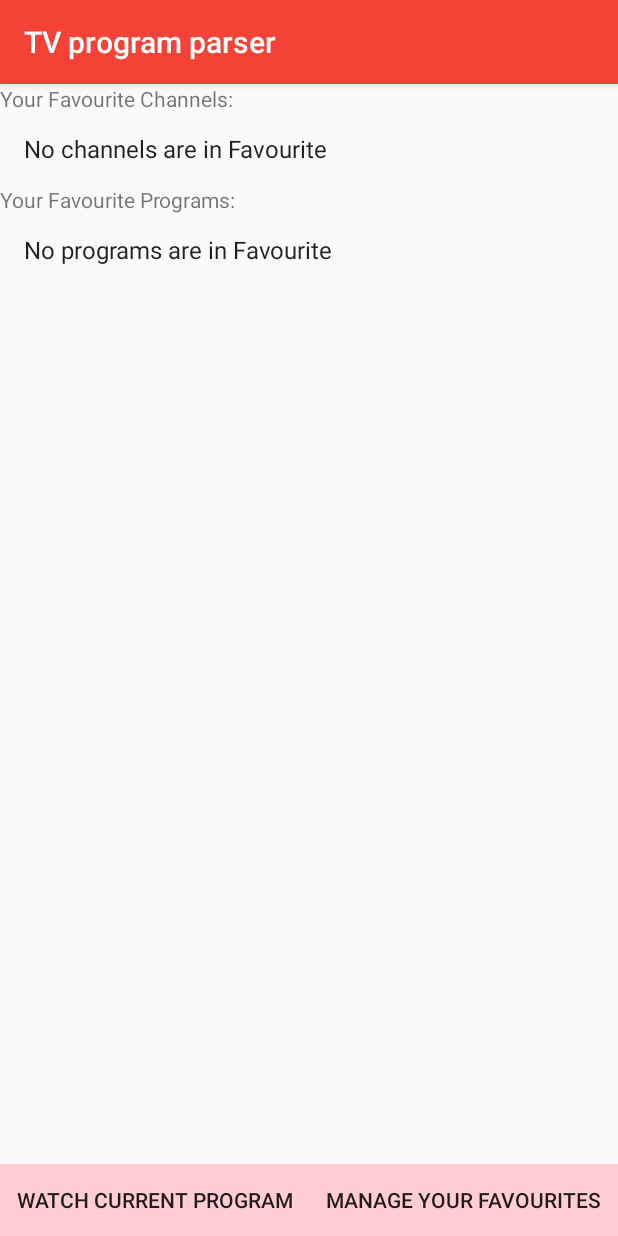
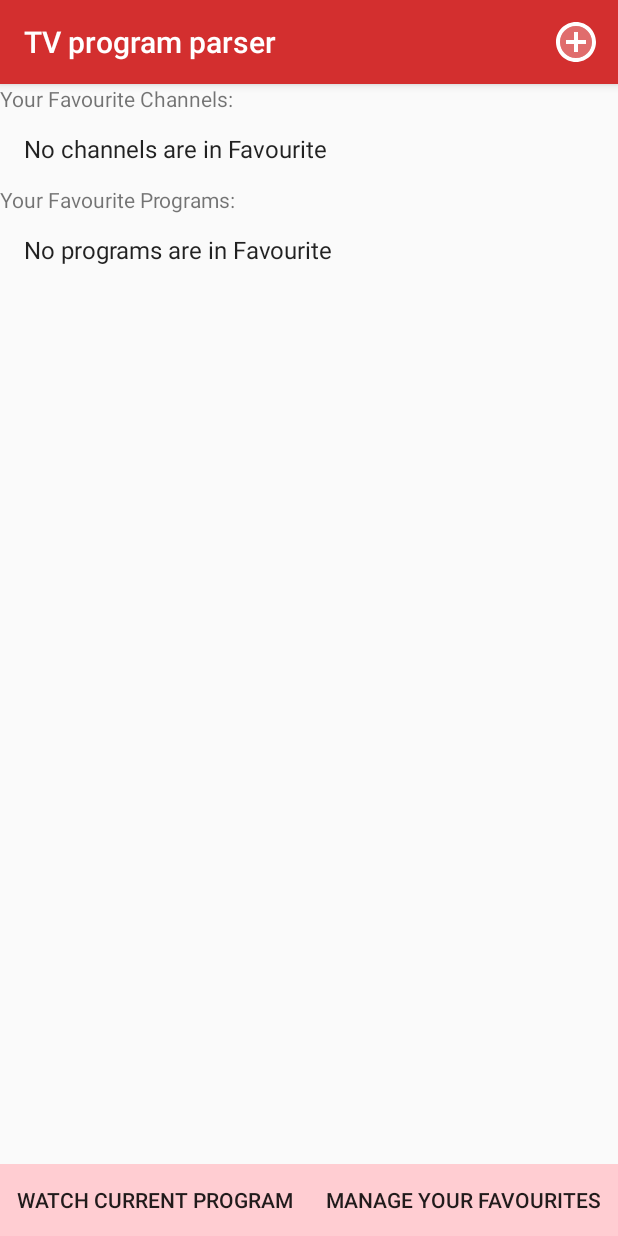
Before and after one commit to danisHaz/TV_program_parser, an Android app: the screen it shows after launch (MainActivity), after a tap on "MANAGE YOUR FAVOURITES", on a phone screen of 412 x 824 dp. Run offline under Robolectric (Android 15) with nearby library versions, the phone set to English and light mode, and no system bars; our stand-ins replace Room's generated code; 8 statements that could not run were skipped.

Commit message:
add addition to programs

```diff
--- a/app/src/main/java/com/example/tvprogramparser/Background/RestartService.java
+++ b/app/src/main/java/com/example/tvprogramparser/Background/RestartService.java
@@ -112,7 +112,5 @@ public class RestartService extends BroadcastReceiver {
         manager.setInexactRepeating(AlarmManager.RTC_WAKEUP,
                 calendar.getTimeInMillis(),
                 AlarmManager.INTERVAL_HALF_DAY, pendingIntent);
-
-        Log.d("Eboy", "Eboyyyyy");
     }
 }
--- a/app/src/main/java/com/example/tvprogramparser/Ui/Activities/MainActivity.java
+++ b/app/src/main/java/com/example/tvprogramparser/Ui/Activities/MainActivity.java
@@ -1,11 +1,15 @@
 package com.example.tvprogramparser.Ui.Activities;
 
 import androidx.appcompat.app.AppCompatActivity;
+import androidx.appcompat.widget.Toolbar;
 
 import android.os.Bundle;
 import android.util.Log;
+import android.view.Menu;
+import android.view.MenuItem;
 import android.view.View;
 import android.content.SharedPreferences;
+import android.widget.EditText;
 
 import com.example.tvprogramparser.Background.RestartService;
 import com.example.tvprogramparser.Components.OnCompleteListener;
@@ -32,6 +36,9 @@ public class MainActivity extends AppCompatActivity {
 
         isNetworkActive = TLS.isNetworkProvided(this);
 
+        Toolbar customToolbar = (Toolbar) findViewById(R.id.toolbar_main);
+        setSupportActionBar(customToolbar);
+
         FavouriteObjectsDB.createInstance(this);
         if (!isNetworkActive) {
             setWatchProgramFragment();
@@ -53,6 +60,20 @@ public class MainActivity extends AppCompatActivity {
             }
         }.setTag(TLS.GET_CHANNELS_LIST));
         MainChannelsList.define();
+    }
+
+    @Override
+    public boolean onCreateOptionsMenu(Menu menu) {
+        getMenuInflater().inflate(R.menu.menu_main, menu);
+
+        return super.onCreateOptionsMenu(menu);
+    }
+
+    @Override
+    public boolean onOptionsItemSelected(MenuItem item) {
+        EditText texter = (EditText) item.getActionView();
+        texter.setText("Texter text set");
+        return super.onOptionsItemSelected(item);
     }
 
     private void setDefaultFragment() {
--- /dev/null
+++ b/app/src/main/res/drawable/ic_twotone_add_circle_36.xml
@@ -0,0 +1,8 @@
+<vector android:height="36dp" android:tint="#FFFFFF"
+    android:viewportHeight="24" android:viewportWidth="24"
+    android:width="36dp" xmlns:android="http://schemas.android.com/apk/res/android">
+    <path android:fillAlpha="0.3"
+        android:fillColor="@android:color/white"
+        android:pathData="M12,4c-4.41,0 -8,3.59 -8,8s3.59,8 8,8 8,-3.59 8,-8 -3.59,-8 -8,-8zM17,13h-4v4h-2v-4L7,13v-2h4L11,7h2v4h4v2z" android:strokeAlpha="0.3"/>
+    <path android:fillColor="@android:color/white" android:pathData="M13,7h-2v4L7,11v2h4v4h2v-4h4v-2h-4zM12,2C6.48,2 2,6.48 2,12s4.48,10 10,10 10,-4.48 10,-10S17.52,2 12,2zM12,20c-4.41,0 -8,-3.59 -8,-8s3.59,-8 8,-8 8,3.59 8,8 -3.59,8 -8,8z"/>
+</vector>
--- a/app/src/main/res/layout/activity_main.xml
+++ b/app/src/main/res/layout/activity_main.xml
@@ -8,13 +8,18 @@
     android:orientation="vertical"
     tools:context=".Ui.Activities.MainActivity">
 
+    <include
+        layout="@layout/toolbar_main"
+        app:layout_constraintTop_toTopOf="parent"
+        app:layout_constraintStart_toStartOf="parent"/>
+
     <androidx.fragment.app.FragmentContainerView
         android:id="@+id/frag"
         android:layout_width="match_parent"
         android:layout_height="0dp"
         app:layout_constraintBottom_toTopOf="@+id/inner_layout"
         app:layout_constraintStart_toStartOf="parent"
-        app:layout_constraintTop_toTopOf="parent" />
+        app:layout_constraintTop_toBottomOf="@+id/toolbar_main" />
 
     <androidx.constraintlayout.widget.ConstraintLayout
         android:id="@+id/inner_layout"
--- /dev/null
+++ b/app/src/main/res/layout/toolbar_main.xml
@@ -0,0 +1,14 @@
+<?xml version="1.0" encoding="utf-8"?>
+<androidx.appcompat.widget.Toolbar
+    xmlns:android="http://schemas.android.com/apk/res/android"
+    xmlns:app="http://schemas.android.com/apk/res-auto"
+    app:titleTextColor="@color/iconsText"
+    android:background="@color/colorPrimaryDark"
+    android:title="@string/app_name"
+    android:id="@+id/toolbar_main"
+    android:elevation="4dp"
+    android:layout_width="match_parent"
+    android:layout_height="wrap_content"
+    android:orientation="vertical">
+
+</androidx.appcompat.widget.Toolbar>
--- /dev/null
+++ b/app/src/main/res/menu/menu_main.xml
@@ -0,0 +1,12 @@
+<?xml version="1.0" encoding="utf-8"?>
+<menu xmlns:android="http://schemas.android.com/apk/res/android"
+    xmlns:app="http://schemas.android.com/apk/res-auto">
+
+    <item
+        android:id="@+id/addProgram"
+        app:showAsAction="always|collapseActionView"
+        android:title="@string/addNewProgram"
+        android:icon="@drawable/ic_twotone_add_circle_36"
+        app:actionViewClass="android.widget.EditText"
+        />
+</menu>
--- a/app/src/main/res/values/strings.xml
+++ b/app/src/main/res/values/strings.xml
@@ -9,6 +9,7 @@
     <string name="programsListEmpty">No programs are in Favourite</string>
     <string name="helloThere">Hello there</string>
     <string name="contentTitle">TV program</string>
+    <string name="addNewProgram">Add new program</string>
     <string-array name="favouriteProgramsMenu">
         <item>Add program to favourites</item>
         <item>Rate this program</item>
--- a/app/src/main/res/values/styles.xml
+++ b/app/src/main/res/values/styles.xml
@@ -1,6 +1,6 @@
 <resources>
     <!-- Base application theme. -->
-    <style name="AppTheme" parent="Theme.AppCompat.Light.DarkActionBar">
+    <style name="AppTheme" parent="Theme.AppCompat.Light.NoActionBar">
         <!-- Customize your theme here. -->
         <item name="colorPrimary">@color/colorPrimary</item>
         <item name="colorPrimaryDark">@color/colorPrimaryDark</item>
```
